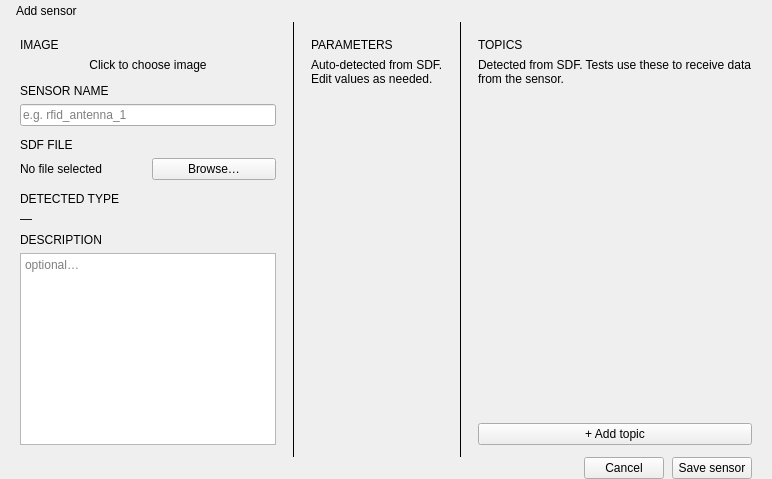
Before: the Qt Designer form front/qt/add_sensor_dialog.ui in Alexey-Nikolaevic-B/2042_sensor_testing, drawn with Qt 5.
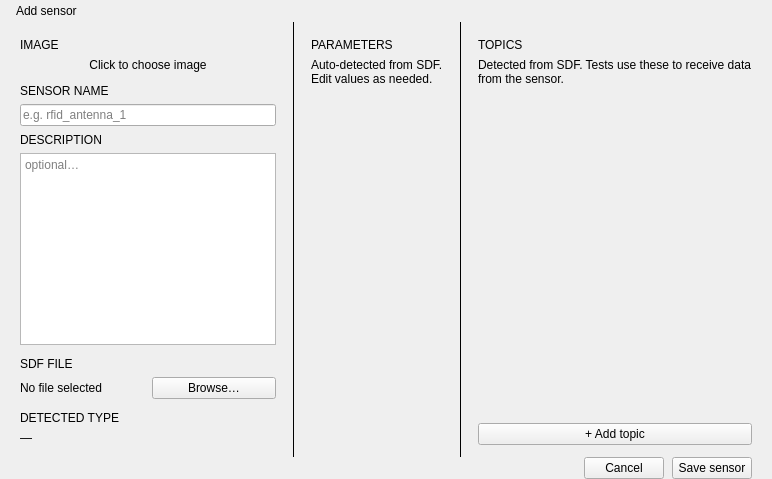
After: the same form once the commit is applied.

Commit message: updsted style for add sensor

The edit to the form file:
```diff
--- a/front/qt/add_sensor_dialog.ui
+++ b/front/qt/add_sensor_dialog.ui
@@ -32,7 +32,7 @@
    </item>
 
    <!-- BODY -->
-   <item stretch="1">
+   <item>
     <layout class="QHBoxLayout" name="body_layout">
      <property name="leftMargin"><number>0</number></property>
      <property name="topMargin"><number>0</number></property>
@@ -71,6 +71,17 @@
         <item><widget class="QLabel" name="lbl_section_name"><property name="text"><string>SENSOR NAME</string></property></widget></item>
         <item><widget class="QLineEdit" name="input_name"><property name="placeholderText"><string>e.g. rfid_antenna_1</string></property></widget></item>
 
+        <item><spacer><property name="orientation"><enum>Qt::Vertical</enum></property><property name="sizeHint" stdset="0"><size><width>1</width><height>1</height></size></property></spacer></item>
+
+        <item><widget class="QLabel" name="lbl_section_description"><property name="text"><string>DESCRIPTION</string></property></widget></item>
+        <item>
+         <widget class="QPlainTextEdit" name="input_description">
+          <property name="placeholderText"><string>optional…</string></property>
+          <property name="minimumHeight"><number>60</number></property>
+          <property name="maximumHeight"><number>80</number></property>
+         </widget>
+        </item>
+
         <item><spacer><property name="orientation"><enum>Qt::Vertical</enum></property><property name="sizeHint" stdset="0"><size><width>1</width><height>6</height></size></property></spacer></item>
 
         <item><widget class="QLabel" name="lbl_section_sdf"><property name="text"><string>SDF FILE</string></property></widget></item>
@@ -87,17 +98,6 @@
         <item><widget class="QLabel" name="lbl_section_type"><property name="text"><string>DETECTED TYPE</string></property></widget></item>
         <item><widget class="QLabel" name="lbl_detected_type"><property name="text"><string>—</string></property></widget></item>
 
-        <item><spacer><property name="orientation"><enum>Qt::Vertical</enum></property><property name="sizeHint" stdset="0"><size><width>1</width><height>1</height></size></property></spacer></item>
-
-        <item><widget class="QLabel" name="lbl_section_description"><property name="text"><string>DESCRIPTION</string></property></widget></item>
-        <item>
-         <widget class="QPlainTextEdit" name="input_description">
-          <property name="placeholderText"><string>optional…</string></property>
-          <property name="minimumHeight"><number>60</number></property>
-          <property name="maximumHeight"><number>80</number></property>
-         </widget>
-        </item>
-
        </layout>
       </widget>
      </item>
```
Left out of the diff: 26 changed lines with no effect on the pictures. The commit also changes 2 other files.
